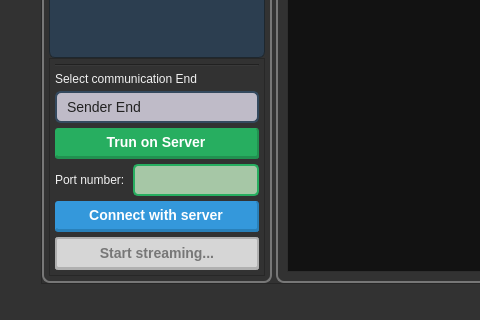
Above: UI/main_c.ui from PorcupineBee/projectANC before the change; both pictures show x 0 to 480 and y 394 to 714 of the 1057 by 714 pixel window. Below: the same form after it.
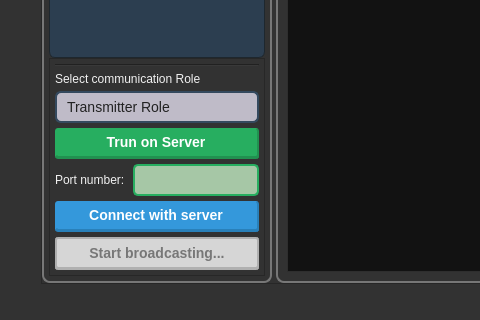
That is the form after the change. Icons and pictures are not drawn.

Patch:
```diff
--- a/UI/main_c.ui
+++ b/UI/main_c.ui
@@ -747,7 +747,7 @@
                    <item row="1" column="0" colspan="2">
                     <widget class="QLabel" name="label_3">
                      <property name="text">
-                      <string>Select communication End</string>
+                      <string>Select communication Role</string>
                      </property>
                     </widget>
                    </item>
@@ -831,7 +831,7 @@
                     <widget class="QComboBox" name="slct_con_end_comboBox">
                      <item>
                       <property name="text">
-                       <string>Sender End</string>
+                       <string>Transmitter Role</string>
                       </property>
                      </item>
                      <item>
@@ -939,7 +939,7 @@
 }</string>
                      </property>
                      <property name="text">
-                      <string>Start streaming...</string>
+                      <string>Start broadcasting...</string>
                      </property>
                      <property name="checkable">
                       <bool>true</bool>
```
Left out of the diff: 2 changed lines with no effect on the pictures.
